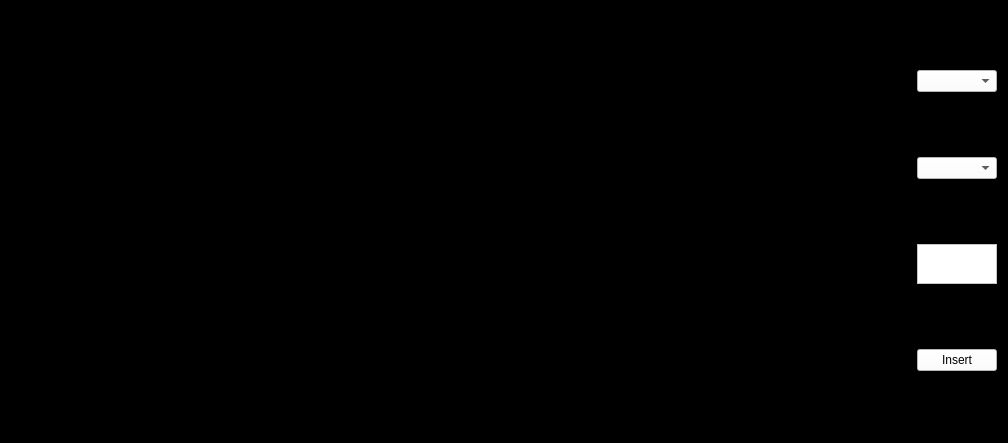
Old version of the form CMDMainClass.ui in the repository cavidanbagiri/BatchShell.
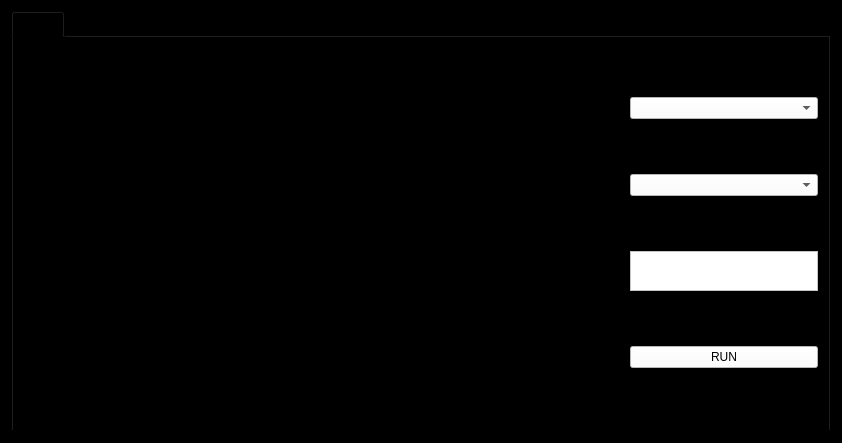
New version of the form.

```diff
--- a/CMDMainClass.ui
+++ b/CMDMainClass.ui
@@ -6,7 +6,7 @@
    <rect>
     <x>0</x>
     <y>0</y>
-    <width>1003</width>
+    <width>842</width>
     <height>443</height>
    </rect>
   </property>
@@ -20,10 +20,22 @@
    <item>
     <layout class="QHBoxLayout" name="horizontalLayout">
      <item>
+      <widget class="QTabWidget" name="tabWidget">
+       <property name="currentIndex">
+        <number>0</number>
+       </property>
+       <widget class="QWidget" name="tab">
+        <attribute name="title">
+         <string>Tab 1</string>
+        </attribute>
+        <layout class="QVBoxLayout" name="verticalLayout_3">
+         <item>
+          <layout class="QHBoxLayout" name="horizontalLayout_2">
+           <item>
       <widget class="QPlainTextEdit" name="plainTextEdit">
        <property name="minimumSize">
         <size>
-         <width>900</width>
+               <width>600</width>
          <height>0</height>
         </size>
        </property>
@@ -75,11 +87,17 @@
           <string notr="true">background-color:white;</string>
          </property>
          <property name="text">
-          <string>Insert</string>
+                <string>RUN</string>
          </property>
         </widget>
        </item>
       </layout>
+           </item>
+          </layout>
+         </item>
+        </layout>
+       </widget>
+      </widget>
      </item>
     </layout>
    </item>
```
Lines whose indentation alone changed are shown as unchanged.
